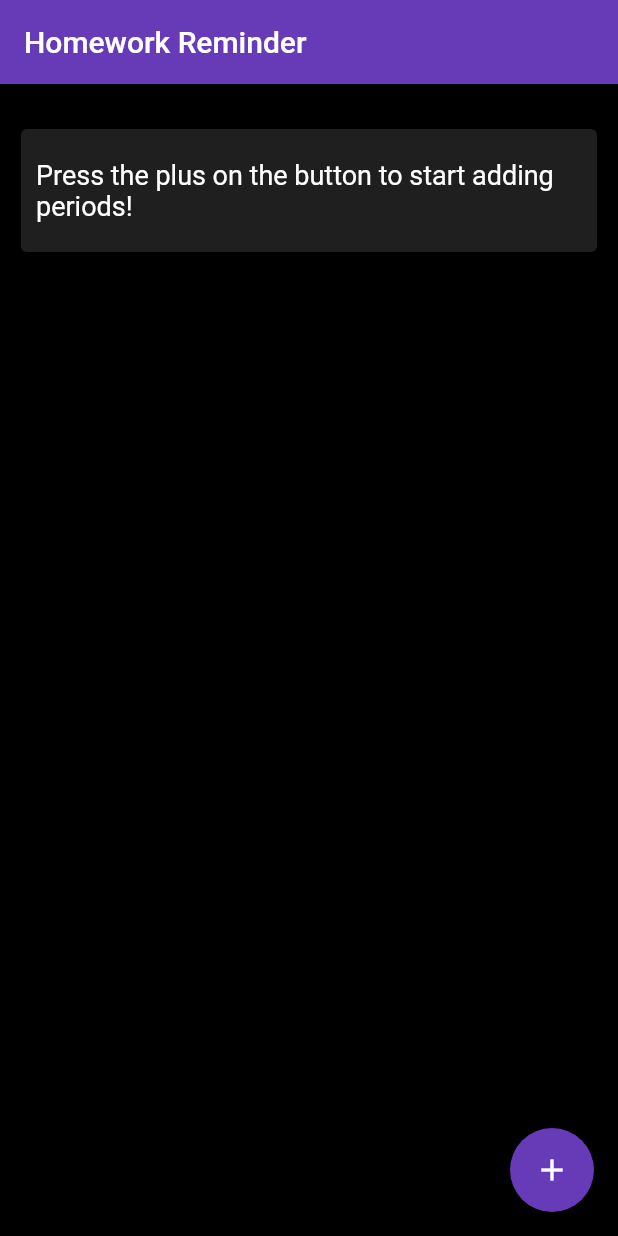
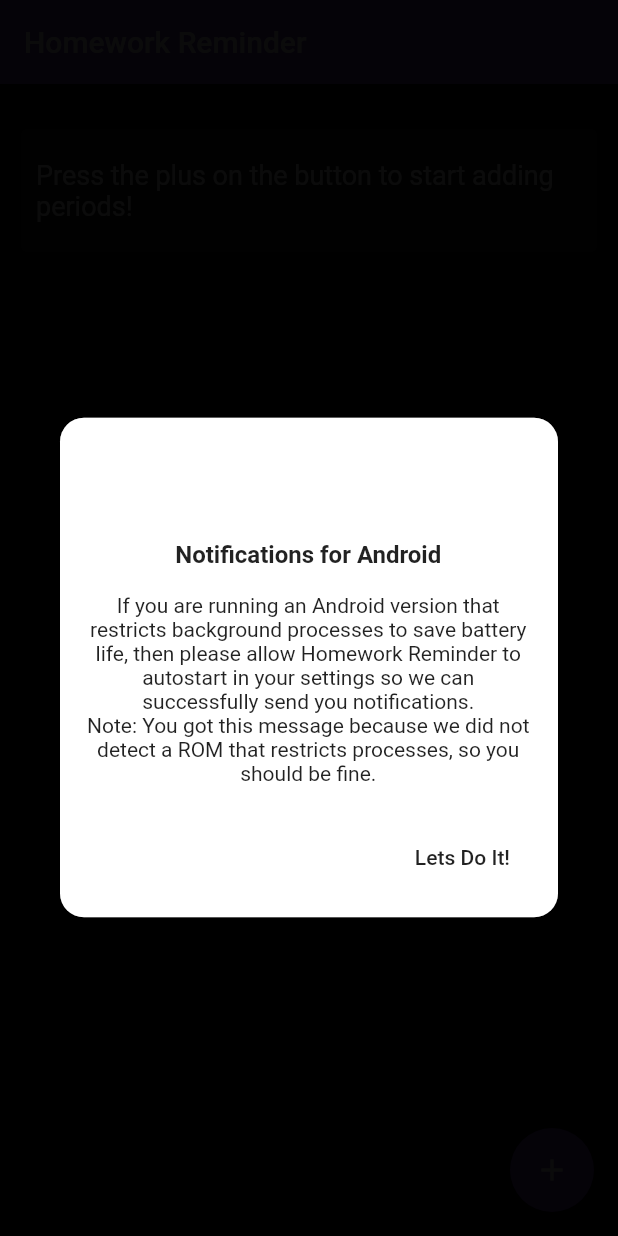
Before and after one commit to ClearHall/Homework-Reminder, a Flutter app: the screen it shows after launch, on a phone screen of 412 x 824 dp. Run offline on Flutter 3.47's test engine with Material 2 defaults, Android fonts, the phone set to English and light mode, and no system bars; our stand-ins replace device_info, flutter_local_notifications, shared_preferences.

Commit message:
Solved android notifications problems by prompting users to allow auto launch.
Also prepare for expansion of functions.

```diff
--- a/lib/HuntyAppCore/customDialogOptions.dart
+++ b/lib/HuntyAppCore/customDialogOptions.dart
@@ -77,6 +77,45 @@ class HuntyDialog extends StatelessWidget {
   }
 }
 
+class HuntyDialogForMoreText extends HuntyDialog{
+  HuntyDialogForMoreText(
+      {@required title,
+        @required description,
+        @required buttonText})
+      : super(title: title, description: description, buttonText: buttonText);
+
+  @override
+  createDialogBoxContents(BuildContext context) {
+    return <Widget>[
+      Text(
+        title,
+        style: TextStyle(
+          fontSize: 16.0,
+          fontWeight: FontWeight.w700,
+        ),
+      ),
+      SizedBox(height: 16.0),
+      Text(
+        description,
+        textAlign: TextAlign.center,
+        style: TextStyle(
+          fontSize: 14.0,
+        ),
+      ),
+      SizedBox(height: 24.0),
+      Align(
+        alignment: Alignment.bottomRight,
+        child: FlatButton(
+          onPressed: () {
+            Navigator.of(context).pop();
+          },
+          child: Text(buttonText),
+        ),
+      ),
+    ];
+  }
+}
+
 class HuntyDialogWithText extends HuntyDialog {
   final String hint;
   var textController = TextEditingController();
--- a/lib/HuntyAppCore/types.dart
+++ b/lib/HuntyAppCore/types.dart
@@ -1,20 +1,44 @@
-class Period{
+class Period {
   DateTime time;
   int periodNumber;
   String name;
   List<HomeworkAssignment> assignments = [];
 
-  Period(DateTime timeInDay, int period, String name){
+  Period(DateTime timeInDay, int period, String name) {
     time = timeInDay;
     periodNumber = period;
     this.name = name;
   }
 }
 
-class HomeworkAssignment{
+class HomeworkAssignment {
   String name;
 
-  HomeworkAssignment(String name){
+  HomeworkAssignment(String name) {
     this.name = name;
   }
 }
+
+class ConstantManufacturersThatBlockNotifications {
+  static Map<String, String> manufacturerMessages = Map.fromIterables([
+    'HUAWEI',
+    'SAMSUNG',
+    'XIAOMI',
+    'OPPO',
+    'ONEPLUS'
+  ], [
+    'To fix notifications not displaying at all, go to Settings -> Apps -> App launch -> Disable automatically for Homework Reminder -> Auto Launch or Run in Background.',
+    'To fix delayed or nonexistent notifications, go to Settings -> Application permissions (for Homework Launcher) and enable it so Homework Reminder can send you notifications.',
+    'To fix notifications not working, go to Security -> Permissions -> Autostart -> Swipe to enable Autostart for Homework Reminder.',
+    'To fix notifications not working, go to Startup Manager -> Privacy Permissions -> Startup manager -> Swipe to allow Homework Reminder to run in the background and send you notifications.',
+    'On OnePlus notifications are a bit tricky, go to Settings -> Battery -> Find Homework Helper and swipe it on.'
+  ]);
+
+  static getMessagePertainingToManufacturer(String phoneName) {
+    if(manufacturerMessages.containsKey(phoneName)){
+      return manufacturerMessages[phoneName];
+    }else{
+      return 'If you are running an Android version that restricts background processes to save battery life, then please allow Homework Reminder to autostart in your settings so we can successfully send you notifications.\nNote: You got this message because we did not detect a ROM that restricts processes, so you should be fine.';
+    }
+  }
+}
--- a/lib/main.dart
+++ b/lib/main.dart
@@ -5,6 +5,7 @@ import 'package:homework_reminder/HuntyAppCore/customDialogOptions.dart';
 import 'package:homework_reminder/HuntyAppCore/notificationCore.dart';
 import 'package:flutter_local_notifications/flutter_local_notifications.dart';
 import 'package:shared_preferences/shared_preferences.dart';
+import 'package:device_info/device_info.dart';
 
 var textController = TextEditingController();
 var notificationCore;
@@ -58,15 +59,33 @@ class _PeriodsTableState extends State<PeriodsTable>
     controller.forward();
   }
 
+  _isFirstTimeUsingApp(BuildContext context) async {
+    final prefs = await SharedPreferences.getInstance();
+    var isFirstTimeUsingApp = prefs.getBool('isFirstTimeUsingApp');
+    if (isFirstTimeUsingApp == null) {
+      if (Theme.of(context).platform == TargetPlatform.android) {
+        var manufacterName = await _getDeviceManufacturerName();
+        final finalMessage = ConstantManufacturersThatBlockNotifications
+            .getMessagePertainingToManufacturer(manufacterName);
+        showDialog(
+            context: context,
+            builder: (BuildContext context) => HuntyDialogForMoreText(
+                title: "Notifications for Android",
+                description: finalMessage,
+                buttonText: "Lets Do It!"));
+      }
+    }
+  }
+
+  _getDeviceManufacturerName() async {
+    DeviceInfoPlugin deviceInfo = DeviceInfoPlugin();
+    AndroidDeviceInfo androidInfo = await deviceInfo.androidInfo;
+    return (androidInfo.manufacturer);
+  }
+
   setReminder(BuildContext context) async {
-    final prefs = await SharedPreferences.getInstance();
-    final didSet = prefs.getBool('didSetDailyNotifs6');
-    print(didSet);
-    if(didSet == null) {
-     prefs.setBool('didSetDailyNotifs6', true);
-      notificationCore.displayDailyNotification(
-          "Homework Reminder!", "Check and do your homework!", Time(15, 0, 0));
-    }
+    notificationCore.displayDailyNotification(
+        "Homework Reminder!", "Check and do your homework!", Time(15, 0, 0));
   }
 
   okAddPeriodPressed() async {
@@ -97,6 +116,7 @@ class _PeriodsTableState extends State<PeriodsTable>
 
   @override
   Widget build(BuildContext context) {
+    _isFirstTimeUsingApp(context);
     setReminder(context);
     List<Widget> rows = [
       Divider(
@@ -169,6 +189,10 @@ class PeriodCell extends Container {
     });
   }
 
+  _onPeriodCellPressed(){
+
+  }
+
   @override
   Widget build(BuildContext context) {
     return Container(
@@ -217,6 +241,7 @@ class PeriodCell extends Container {
                               size: 30,
                             ),
                             alignment: Alignment.topCenter,
+                            onPressed: _onPeriodCellPressed,
                           )
                         ],
                       ),
--- a/pubspec.yaml
+++ b/pubspec.yaml
@@ -22,6 +22,7 @@ dependencies:
   flutter_local_notifications: ^0.8.1+1
   flutter_launcher_icons: "^0.7.0"
   shared_preferences: ^0.5.3+4
+  device_info: ^0.4.0+2
 
 flutter_icons:
   ios: true
```
Also changed, not shown: pubspec.lock.
